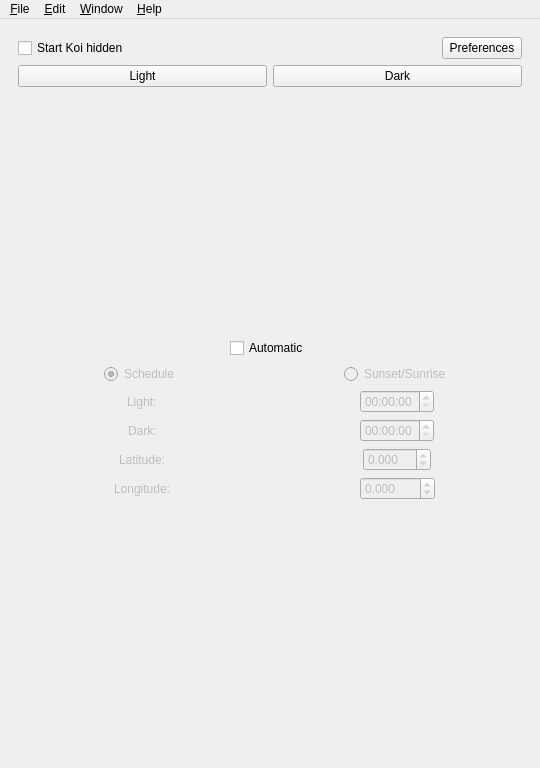
This is src/ui/mainwindow.ui in baduhai/Koi as Qt 5 draws it before an edit. The edited form follows.
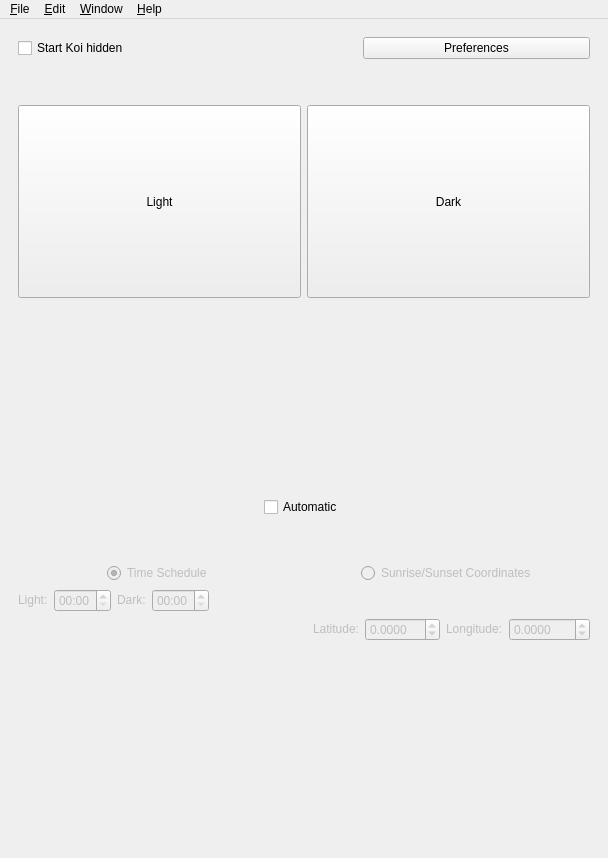
This is the edited form. Icons and pictures are not drawn. Custom widgets are drawn as their Qt base class.

```diff
--- a/src/ui/mainwindow.ui
+++ b/src/ui/mainwindow.ui
@@ -6,8 +6,8 @@
    <rect>
     <x>0</x>
     <y>0</y>
-    <width>540</width>
-    <height>768</height>
+    <width>608</width>
+    <height>858</height>
    </rect>
   </property>
   <property name="windowTitle">
@@ -26,25 +26,100 @@
       </property>
       <widget class="QWidget" name="mainPage">
        <layout class="QGridLayout" name="gridLayout_2">
+        <item row="6" column="0" alignment="Qt::AlignHCenter|Qt::AlignVCenter">
+         <widget class="QCheckBox" name="autoCheckBox">
+          <property name="text">
+           <string>Automatic</string>
+          </property>
+          <property name="checked">
+           <bool>false</bool>
+          </property>
+         </widget>
+        </item>
+        <item row="1" column="0">
+         <layout class="QHBoxLayout" name="horizontalLayout_9">
+          <item alignment="Qt::AlignLeft|Qt::AlignVCenter">
+           <widget class="QCheckBox" name="hiddenCheckBox">
+            <property name="text">
+             <string>Start Koi hidden</string>
+            </property>
+           </widget>
+          </item>
+          <item>
+           <spacer name="horizontalSpacer">
+            <property name="orientation">
+             <enum>Qt::Horizontal</enum>
+            </property>
+            <property name="sizeHint" stdset="0">
+             <size>
+              <width>40</width>
+              <height>20</height>
+             </size>
+            </property>
+           </spacer>
+          </item>
+          <item>
+           <widget class="QPushButton" name="prefsBtn">
+            <property name="sizePolicy">
+             <sizepolicy hsizetype="Expanding" vsizetype="Minimum">
+              <horstretch>0</horstretch>
+              <verstretch>0</verstretch>
+             </sizepolicy>
+            </property>
+            <property name="text">
+             <string>Preferences</string>
+            </property>
+           </widget>
+          </item>
+         </layout>
+        </item>
         <item row="15" column="0">
-         <layout class="QHBoxLayout" name="latitude">
-          <item alignment="Qt::AlignmentFlag::AlignHCenter">
+         <layout class="QHBoxLayout" name="LatitudeLongitude">
+          <item>
+           <spacer name="horizontalSpacer_4">
+            <property name="orientation">
+             <enum>Qt::Horizontal</enum>
+            </property>
+            <property name="sizeType">
+             <enum>QSizePolicy::Expanding</enum>
+            </property>
+            <property name="sizeHint" stdset="0">
+             <size>
+              <width>40</width>
+              <height>20</height>
+             </size>
+            </property>
+           </spacer>
+          </item>
+          <item alignment="Qt::AlignRight|Qt::AlignVCenter">
            <widget class="QLabel" name="latitudeLabel">
             <property name="enabled">
              <bool>false</bool>
             </property>
+            <property name="sizePolicy">
+             <sizepolicy hsizetype="Fixed" vsizetype="Fixed">
+              <horstretch>0</horstretch>
+              <verstretch>0</verstretch>
+             </sizepolicy>
+            </property>
             <property name="text">
              <string>Latitude:</string>
             </property>
            </widget>
           </item>
-          <item alignment="Qt::AlignmentFlag::AlignHCenter">
+          <item alignment="Qt::AlignLeft|Qt::AlignVCenter">
            <widget class="QDoubleSpinBox" name="latitudeDSB">
             <property name="enabled">
              <bool>false</bool>
             </property>
+            <property name="sizePolicy">
+             <sizepolicy hsizetype="Fixed" vsizetype="Fixed">
+              <horstretch>0</horstretch>
+              <verstretch>0</verstretch>
+             </sizepolicy>
+            </property>
             <property name="decimals">
-             <number>3</number>
+             <number>4</number>
             </property>
             <property name="minimum">
              <double>-90.000000000000000</double>
@@ -55,26 +130,129 @@
             <property name="singleStep">
              <double>0.050000000000000</double>
             </property>
+            <property name="stepType">
+             <enum>QAbstractSpinBox::AdaptiveDecimalStepType</enum>
+            </property>
            </widget>
           </item>
+          <item alignment="Qt::AlignRight">
+           <widget class="QLabel" name="longitudeLabel">
+            <property name="enabled">
+             <bool>false</bool>
+            </property>
+            <property name="sizePolicy">
+             <sizepolicy hsizetype="Fixed" vsizetype="Fixed">
+              <horstretch>0</horstretch>
+              <verstretch>0</verstretch>
+             </sizepolicy>
+            </property>
+            <property name="text">
+             <string>Longitude:</string>
+            </property>
+           </widget>
+          </item>
+          <item alignment="Qt::AlignLeft">
+           <widget class="QDoubleSpinBox" name="longitudeDSB">
+            <property name="enabled">
+             <bool>false</bool>
+            </property>
+            <property name="sizePolicy">
+             <sizepolicy hsizetype="Fixed" vsizetype="Fixed">
+              <horstretch>0</horstretch>
+              <verstretch>0</verstretch>
+             </sizepolicy>
+            </property>
+            <property name="decimals">
+             <number>4</number>
+            </property>
+            <property name="minimum">
+             <double>-180.000000000000000</double>
+            </property>
+            <property name="maximum">
+             <double>180.000000000000000</double>
+            </property>
+            <property name="singleStep">
+             <double>0.050000000000000</double>
+            </property>
+           </widget>
+          </item>
          </layout>
         </item>
-        <item row="11" column="0">
+        <item row="4" column="0">
+         <layout class="QHBoxLayout" name="lightDarkBtns">
+          <item>
+           <widget class="QPushButton" name="lightBtn">
+            <property name="sizePolicy">
+             <sizepolicy hsizetype="Minimum" vsizetype="Expanding">
+              <horstretch>0</horstretch>
+              <verstretch>0</verstretch>
+             </sizepolicy>
+            </property>
+            <property name="text">
+             <string>Light</string>
+            </property>
+           </widget>
+          </item>
+          <item>
+           <widget class="QPushButton" name="darkBtn">
+            <property name="sizePolicy">
+             <sizepolicy hsizetype="Minimum" vsizetype="Expanding">
+              <horstretch>0</horstretch>
+              <verstretch>0</verstretch>
+             </sizepolicy>
+            </property>
+            <property name="text">
+             <string>Dark</string>
+            </property>
+           </widget>
+          </item>
+         </layout>
+        </item>
+        <item row="5" column="0">
+         <spacer name="verticalSpacer">
+          <property name="orientation">
+           <enum>Qt::Vertical</enum>
+          </property>
+          <property name="sizeType">
+           <enum>QSizePolicy::Expanding</enum>
+          </property>
+          <property name="sizeHint" stdset="0">
+           <size>
+            <width>20</width>
+            <height>40</height>
+           </size>
+          </property>
+         </spacer>
+        </item>
+        <item row="17" column="0">
+         <spacer name="verticalSpacer_2">
+          <property name="orientation">
+           <enum>Qt::Vertical</enum>
+          </property>
+          <property name="sizeHint" stdset="0">
+           <size>
+            <width>20</width>
+            <height>40</height>
+           </size>
+          </property>
+         </spacer>
+        </item>
+        <item row="12" column="0">
          <layout class="QHBoxLayout" name="radioBtns">
-          <item alignment="Qt::AlignmentFlag::AlignHCenter">
+          <item alignment="Qt::AlignHCenter|Qt::AlignVCenter">
            <widget class="QRadioButton" name="scheduleRadioBtn">
             <property name="enabled">
              <bool>false</bool>
             </property>
             <property name="text">
-             <string>Schedule</string>
+             <string>Time Schedule</string>
             </property>
             <property name="checked">
              <bool>true</bool>
             </property>
            </widget>
           </item>
-          <item alignment="Qt::AlignmentFlag::AlignHCenter">
+          <item alignment="Qt::AlignHCenter|Qt::AlignVCenter">
            <widget class="QRadioButton" name="sunRadioBtn">
             <property name="enabled">
              <bool>false</bool>
@@ -83,7 +261,7 @@
              <string>Planned feature</string>
             </property>
             <property name="text">
-             <string>Sunset/Sunrise</string>
+             <string>Sunrise/Sunset Coordinates</string>
             </property>
             <property name="checkable">
              <bool>true</bool>
@@ -96,60 +274,84 @@
          </layout>
         </item>
         <item row="13" column="0">
-         <layout class="QHBoxLayout" name="darkTime">
-          <item alignment="Qt::AlignmentFlag::AlignHCenter">
-           <widget class="QLabel" name="darkTimeLabel">
-            <property name="enabled">
-             <bool>false</bool>
-            </property>
-            <property name="text">
-             <string>Dark:</string>
-            </property>
-           </widget>
-          </item>
-          <item alignment="Qt::AlignmentFlag::AlignHCenter">
-           <widget class="QTimeEdit" name="darkTimeEdit">
-            <property name="enabled">
-             <bool>false</bool>
-            </property>
-           </widget>
-          </item>
-         </layout>
-        </item>
-        <item row="12" column="0">
-         <layout class="QHBoxLayout" name="lightTime">
-          <item alignment="Qt::AlignmentFlag::AlignHCenter">
+         <layout class="QHBoxLayout" name="LightTimeDarkTime">
+          <property name="sizeConstraint">
+           <enum>QLayout::SetDefaultConstraint</enum>
+          </property>
+          <item alignment="Qt::AlignRight|Qt::AlignVCenter">
            <widget class="QLabel" name="lightTimeLabel">
             <property name="enabled">
              <bool>false</bool>
             </property>
+            <property name="sizePolicy">
+             <sizepolicy hsizetype="Fixed" vsizetype="Fixed">
+              <horstretch>0</horstretch>
+              <verstretch>0</verstretch>
+             </sizepolicy>
+            </property>
+            <property name="mouseTracking">
+             <bool>false</bool>
+            </property>
             <property name="text">
              <string>Light:</string>
             </property>
            </widget>
           </item>
-          <item alignment="Qt::AlignmentFlag::AlignHCenter">
+          <item alignment="Qt::AlignLeft|Qt::AlignVCenter">
            <widget class="QTimeEdit" name="lightTimeEdit">
             <property name="enabled">
              <bool>false</bool>
             </property>
+            <property name="sizePolicy">
+             <sizepolicy hsizetype="Fixed" vsizetype="Fixed">
+              <horstretch>0</horstretch>
+              <verstretch>0</verstretch>
+             </sizepolicy>
+            </property>
+            <property name="displayFormat">
+             <string>HH:mm</string>
+            </property>
            </widget>
           </item>
-         </layout>
-        </item>
-        <item row="1" column="0">
-         <layout class="QHBoxLayout" name="horizontalLayout_9">
-          <item>
-           <widget class="QCheckBox" name="hiddenCheckBox">
+          <item alignment="Qt::AlignRight">
+           <widget class="QLabel" name="darkTimeLabel">
+            <property name="enabled">
+             <bool>false</bool>
+            </property>
+            <property name="sizePolicy">
+             <sizepolicy hsizetype="Fixed" vsizetype="Fixed">
+              <horstretch>0</horstretch>
+              <verstretch>0</verstretch>
+             </sizepolicy>
+            </property>
             <property name="text">
-             <string>Start Koi hidden</string>
+             <string>Dark:</string>
+            </property>
+           </widget>
+          </item>
+          <item alignment="Qt::AlignLeft">
+           <widget class="QTimeEdit" name="darkTimeEdit">
+            <property name="enabled">
+             <bool>false</bool>
+            </property>
+            <property name="sizePolicy">
+             <sizepolicy hsizetype="Fixed" vsizetype="Fixed">
+              <horstretch>0</horstretch>
+              <verstretch>0</verstretch>
+             </sizepolicy>
+            </property>
+            <property name="displayFormat">
+             <string>HH:mm</string>
             </property>
            </widget>
           </item>
           <item>
-           <spacer name="horizontalSpacer">
+           <spacer name="horizontalSpacer_3">
             <property name="orientation">
-             <enum>Qt::Orientation::Horizontal</enum>
+             <enum>Qt::Horizontal</enum>
+            </property>
+            <property name="sizeType">
+             <enum>QSizePolicy::Expanding</enum>
             </property>
             <property name="sizeHint" stdset="0">
              <size>
@@ -159,20 +361,16 @@
             </property>
            </spacer>
           </item>
-          <item>
-           <widget class="QPushButton" name="prefsBtn">
-            <property name="text">
-             <string>Preferences</string>
-            </property>
-           </widget>
-          </item>
          </layout>
         </item>
-        <item row="5" column="0">
-         <spacer name="verticalSpacer">
+        <item row="7" column="0">
+         <spacer name="verticalSpacer_3">
           <property name="orientation">
-           <enum>Qt::Orientation::Vertical</enum>
+           <enum>Qt::Vertical</enum>
           </property>
+          <property name="sizeType">
+           <enum>QSizePolicy::Minimum</enum>
+          </property>
           <property name="sizeHint" stdset="0">
            <size>
             <width>20</width>
@@ -181,62 +379,14 @@
           </property>
          </spacer>
         </item>
-        <item row="4" column="0">
-         <layout class="QHBoxLayout" name="lightDarkBtns">
-          <item>
-           <widget class="QPushButton" name="lightBtn">
-            <property name="text">
-             <string>Light</string>
-            </property>
-           </widget>
-          </item>
-          <item>
-           <widget class="QPushButton" name="darkBtn">
-            <property name="text">
-             <string>Dark</string>
-            </property>
-           </widget>
-          </item>
-         </layout>
-        </item>
-        <item row="17" column="0">
-         <layout class="QHBoxLayout" name="longitude">
-          <item alignment="Qt::AlignmentFlag::AlignHCenter">
-           <widget class="QLabel" name="longitudeLabel">
-            <property name="enabled">
-             <bool>false</bool>
-            </property>
-            <property name="text">
-             <string>Longitude:</string>
-            </property>
-           </widget>
-          </item>
-          <item alignment="Qt::AlignmentFlag::AlignHCenter">
-           <widget class="QDoubleSpinBox" name="longitudeDSB">
-            <property name="enabled">
-             <bool>false</bool>
-            </property>
-            <property name="decimals">
-             <number>3</number>
-            </property>
-            <property name="minimum">
-             <double>-180.000000000000000</double>
-            </property>
-            <property name="maximum">
-             <double>180.000000000000000</double>
-            </property>
-            <property name="singleStep">
-             <double>0.050000000000000</double>
-            </property>
-           </widget>
-          </item>
-         </layout>
-        </item>
-        <item row="18" column="0">
-         <spacer name="verticalSpacer_2">
+        <item row="2" column="0">
+         <spacer name="verticalSpacer_4">
           <property name="orientation">
-           <enum>Qt::Orientation::Vertical</enum>
+           <enum>Qt::Vertical</enum>
           </property>
+          <property name="sizeType">
+           <enum>QSizePolicy::Minimum</enum>
+          </property>
           <property name="sizeHint" stdset="0">
            <size>
             <width>20</width>
@@ -245,23 +395,13 @@
           </property>
          </spacer>
         </item>
-        <item row="6" column="0" alignment="Qt::AlignmentFlag::AlignHCenter">
-         <widget class="QCheckBox" name="autoCheckBox">
-          <property name="text">
-           <string>Automatic</string>
-          </property>
-          <property name="checked">
-           <bool>false</bool>
-          </property>
-         </widget>
-        </item>
        </layout>
       </widget>
       <widget class="QWidget" name="settingsPage">
        <layout class="QGridLayout" name="gridLayout_3">
         <item row="0" column="0">
          <layout class="QHBoxLayout" name="horizontalLayout">
-          <item>
+          <item alignment="Qt::AlignLeft|Qt::AlignVCenter">
            <widget class="QCheckBox" name="notifyCheckBox">
             <property name="toolTip">
              <string>If this option is enabled, Koi will notify you when themes change.</string>
@@ -277,7 +417,7 @@
           <item>
            <spacer name="horizontalSpacer_2">
             <property name="orientation">
-             <enum>Qt::Orientation::Horizontal</enum>
+             <enum>Qt::Horizontal</enum>
             </property>
             <property name="sizeHint" stdset="0">
              <size>
@@ -289,6 +429,12 @@
           </item>
           <item>
            <widget class="QPushButton" name="backBtn">
+            <property name="sizePolicy">
+             <sizepolicy hsizetype="Expanding" vsizetype="Fixed">
+              <horstretch>0</horstretch>
+              <verstretch>0</verstretch>
+             </sizepolicy>
+            </property>
             <property name="text">
              <string>Back</string>
             </property>
@@ -298,19 +444,6 @@
         </item>
         <item row="2" column="0">
          <layout class="QHBoxLayout" name="horizontalLayout_2">
-          <item>
-           <spacer name="horizontalSpacer_3">
-            <property name="orientation">
-             <enum>Qt::Orientation::Horizontal</enum>
-            </property>
-            <property name="sizeHint" stdset="0">
-             <size>
-              <width>40</width>
-              <height>20</height>
-             </size>
-            </property>
-           </spacer>
-          </item>
           <item>
            <widget class="QPushButton" name="applyBtn">
             <property name="text">
@@ -330,14 +463,14 @@
             <rect>
              <x>0</x>
              <y>0</y>
-             <width>491</width>
-             <height>644</height>
+             <width>559</width>
+             <height>772</height>
             </rect>
            </property>
            <layout class="QFormLayout" name="formLayout">
             <item row="0" column="0" colspan="2">
              <layout class="QVBoxLayout" name="plasmaStyle">
-              <item alignment="Qt::AlignmentFlag::AlignHCenter">
+              <item alignment="Qt::AlignHCenter|Qt::AlignVCenter">
                <widget class="QCheckBox" name="styleCheckBox">
                 <property name="toolTip">
                  <string>This option supersedes Color Scheme and Icon Theme</string>
@@ -349,7 +482,7 @@
               </item>
               <item>
                <layout class="QHBoxLayout" name="horizontalLayout_3">
-                <item alignment="Qt::AlignmentFlag::AlignHCenter">
+                <item alignment="Qt::AlignHCenter|Qt::AlignVCenter">
                  <widget class="QLabel" name="lightStyle">
                   <property name="enabled">
                    <bool>false</bool>
@@ -359,7 +492,7 @@
                   </property>
                  </widget>
                 </item>
-                <item alignment="Qt::AlignmentFlag::AlignHCenter">
+                <item alignment="Qt::AlignHCenter|Qt::AlignVCenter">
                  <widget class="QLabel" name="darkStyle">
                   <property name="enabled">
                    <bool>false</bool>
@@ -393,7 +526,7 @@
             </item>
             <item row="1" column="0" colspan="2">
              <layout class="QVBoxLayout" name="colorScheme">
-              <item alignment="Qt::AlignmentFlag::AlignHCenter">
+              <item alignment="Qt::AlignHCenter|Qt::AlignVCenter">
                <widget class="QCheckBox" name="colorCheckBox">
                 <property name="text">
                  <string>Colors</string>
@@ -402,7 +535,7 @@
               </item>
               <item>
                <layout class="QHBoxLayout" name="horizontalLayout_5">
-                <item alignment="Qt::AlignmentFlag::AlignHCenter">
+                <item alignment="Qt::AlignHCenter|Qt::AlignVCenter">
                  <widget class="QLabel" name="lightColor">
                   <property name="enabled">
                    <bool>false</bool>
@@ -412,7 +545,7 @@
                   </property>
                  </widget>
                 </item>
-                <item alignment="Qt::AlignmentFlag::AlignHCenter">
+                <item alignment="Qt::AlignHCenter|Qt::AlignVCenter">
                  <widget class="QLabel" name="darkColor">
                   <property name="enabled">
                    <bool>false</bool>
@@ -446,7 +579,7 @@
             </item>
             <item row="2" column="0" colspan="2">
              <layout class="QVBoxLayout" name="iconTheme">
-              <item alignment="Qt::AlignmentFlag::AlignHCenter">
+              <item alignment="Qt::AlignHCenter|Qt::AlignVCenter">
                <widget class="QCheckBox" name="iconCheckBox">
                 <property name="text">
                  <string>Icons</string>
@@ -455,7 +588,7 @@
               </item>
               <item>
                <layout class="QHBoxLayout" name="horizontalLayout_7">
-                <item alignment="Qt::AlignmentFlag::AlignHCenter">
+                <item alignment="Qt::AlignHCenter|Qt::AlignVCenter">
                  <widget class="QLabel" name="lightIcon">
                   <property name="enabled">
                    <bool>false</bool>
@@ -465,7 +598,7 @@
                   </property>
                  </widget>
                 </item>
-                <item alignment="Qt::AlignmentFlag::AlignHCenter">
+                <item alignment="Qt::AlignHCenter|Qt::AlignVCenter">
                  <widget class="QLabel" name="darkIcon">
                   <property name="enabled">
                    <bool>false</bool>
@@ -499,7 +632,7 @@
             </item>
             <item row="3" column="0" colspan="2">
              <layout class="QVBoxLayout" name="gtkTheme">
-              <item alignment="Qt::AlignmentFlag::AlignHCenter">
+              <item alignment="Qt::AlignHCenter|Qt::AlignVCenter">
                <widget class="QCheckBox" name="gtkCheckBox">
                 <property name="toolTip">
                  <string>GTK applications must be restarted for changes to take effect.</string>
@@ -511,7 +644,7 @@
               </item>
               <item>
                <layout class="QHBoxLayout" name="horizontalLayout_11">
-                <item alignment="Qt::AlignmentFlag::AlignHCenter">
+                <item alignment="Qt::AlignHCenter|Qt::AlignVCenter">
                  <widget class="QLabel" name="lightGtk">
                   <property name="enabled">
                    <bool>false</bool>
@@ -521,7 +654,7 @@
                   </property>
                  </widget>
                 </item>
-                <item alignment="Qt::AlignmentFlag::AlignHCenter">
+                <item alignment="Qt::AlignHCenter|Qt::AlignVCenter">
                  <widget class="QLabel" name="darkGtk">
                   <property name="enabled">
                    <bool>false</bool>
@@ -555,7 +688,7 @@
             </item>
             <item row="6" column="0" colspan="2">
              <layout class="QVBoxLayout" name="wallpaper">
-              <item alignment="Qt::AlignmentFlag::AlignHCenter">
+              <item alignment="Qt::AlignHCenter|Qt::AlignVCenter">
                <widget class="QCheckBox" name="wallCheckBox">
                 <property name="text">
                  <string>Wallpaper</string>
@@ -564,7 +697,7 @@
               </item>
               <item>
                <layout class="QHBoxLayout" name="horizontalLayout_13">
-                <item alignment="Qt::AlignmentFlag::AlignHCenter">
+                <item alignment="Qt::AlignHCenter|Qt::AlignVCenter">
                  <widget class="QLabel" name="lightWall">
                   <property name="enabled">
                    <bool>false</bool>
@@ -574,7 +707,7 @@
                   </property>
                  </widget>
                 </item>
-                <item alignment="Qt::AlignmentFlag::AlignHCenter">
+                <item alignment="Qt::AlignHCenter|Qt::AlignVCenter">
                  <widget class="QLabel" name="darkWall">
                   <property name="enabled">
                    <bool>false</bool>
@@ -626,7 +759,7 @@
             </item>
             <item row="5" column="0" colspan="2">
              <layout class="QVBoxLayout" name="kvantumStyle">
-              <item alignment="Qt::AlignmentFlag::AlignHCenter">
+              <item alignment="Qt::AlignHCenter|Qt::AlignVCenter">
                <widget class="QCheckBox" name="kvantumStyleCheckBox">
                 <property name="text">
                  <string>Kvantum Style</string>
@@ -635,7 +768,7 @@
               </item>
               <item>
                <layout class="QHBoxLayout" name="horizontalLayout_10">
-                <item alignment="Qt::AlignmentFlag::AlignHCenter">
+                <item alignment="Qt::AlignHCenter|Qt::AlignVCenter">
                  <widget class="QLabel" name="lightKvantumStyle">
                   <property name="enabled">
                    <bool>false</bool>
@@ -645,7 +778,7 @@
                   </property>
                  </widget>
                 </item>
-                <item alignment="Qt::AlignmentFlag::AlignHCenter">
+                <item alignment="Qt::AlignHCenter|Qt::AlignVCenter">
                  <widget class="QLabel" name="darkKvantumStyle">
                   <property name="enabled">
                    <bool>false</bool>
@@ -679,16 +812,16 @@
             </item>
             <item row="7" column="0" colspan="2">
               <layout class="QVBoxLayout" name="script">
-               <item alignment="Qt::AlignmentFlag::AlignHCenter">
+              <item alignment="Qt::AlignHCenter|Qt::AlignVCenter">
                 <widget class="QCheckBox" name="scriptCheckBox">
                  <property name="text">
-                  <string>Run bash script</string>
+                 <string>Custom BASH Script</string>
                  </property>
                 </widget>
                </item>
                <item>
                 <layout class="QHBoxLayout" name="horizontalLayout_16">
-                 <item alignment="Qt::AlignmentFlag::AlignHCenter">
+                <item alignment="Qt::AlignHCenter|Qt::AlignVCenter">
                   <widget class="QLabel" name="lightScript">
                    <property name="enabled">
                     <bool>false</bool>
@@ -698,7 +831,7 @@
                    </property>
                   </widget>
                  </item>
-                 <item alignment="Qt::AlignmentFlag::AlignHCenter">
+                <item alignment="Qt::AlignHCenter|Qt::AlignVCenter">
                   <widget class="QLabel" name="darkScript">
                    <property name="enabled">
                     <bool>false</bool>
@@ -766,8 +899,8 @@
     <rect>
      <x>0</x>
      <y>0</y>
-     <width>540</width>
-     <height>33</height>
+     <width>608</width>
+     <height>34</height>
     </rect>
    </property>
    <widget class="QMenu" name="menuFile">
```
Left out of the diff: 1 changed line with no effect on the pictures. Lines whose indentation alone changed are shown as unchanged.
